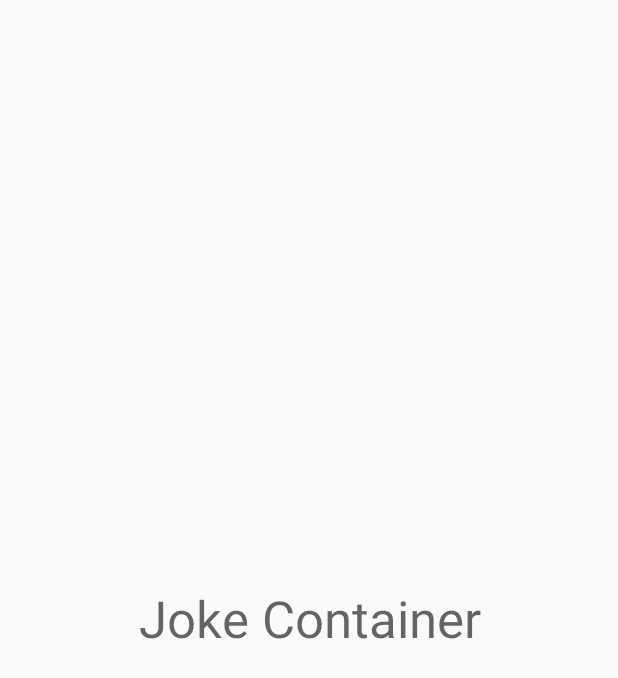
After one commit to ManuJS/ProjetoFinal, an Android app: the layout my_class_android_lib.xml on its own in the app's theme, with its tools: preview values and no code run, on a phone screen of 412 x 824 dp. The commit adds this screen. Shown: the top 678 px of the screen. Run offline under Robolectric (Android 15) with nearby library versions, the phone set to English and light mode, and no system bars.

Commit message:
diario de bordo dia 3 - alteracao do backend para usar o metodo getJoke

```diff
--- a/backend/build.gradle
+++ b/backend/build.gradle
@@ -26,6 +26,7 @@ dependencies {
     compile 'com.google.appengine:appengine-endpoints:1.9.34'
     compile 'com.google.appengine:appengine-endpoints-deps:1.9.34'
     compile 'javax.servlet:servlet-api:2.5'
+    compile project(path: ':newlibjava')
 }
 
 appengine {
--- /dev/null
+++ b/mynewnewlibraryandroid/src/main/res/layout/my_class_android_lib.xml
@@ -0,0 +1,17 @@
+<?xml version="1.0" encoding="utf-8"?>
+<RelativeLayout
+    xmlns:android="http://schemas.android.com/apk/res/android"
+    xmlns:tools="http://schemas.android.com/tools"
+    android:layout_width="match_parent"
+    android:layout_height="match_parent"
+    tools:context=".MyClassAndroidLib">
+
+    <TextView
+        android:id="@+id/container_joke"
+        android:layout_width="match_parent"
+        android:layout_height="match_parent"
+        android:gravity="center"
+        style="@style/TextAppearance.AppCompat.Display1"
+        tools:text="Joke Container"/>
+
+</RelativeLayout>
```
Also changed, not shown: app/src/main/java/com/udacity/gradle/builditbigger/MainActivity.java (+20 -11 lines), app/src/main/java/com/udacity/gradle/builditbigger/MainActivityFragment.java (+0 -13 lines), app/src/main/res/layout/fragment_main.xml (+10 -1 lines), backend/src/main/java/com/example/emanu/myapplication/backend/MyEndpoint.java (+5 -3 lines), mynewnewlibraryandroid/src/main/java/com/aprendizagem/projeto/mynewnewlibraryandroid/MyClassAndroidLib.java (+25 -9 lines), newlibjava/src/main/java/com/example/MyClassJava.java (deleted, +0 -26 lines), newlibjava/src/main/java/com/example/MyClassJavaTellBadJokes.java (added, +38 -0 lines), 19 other files.
